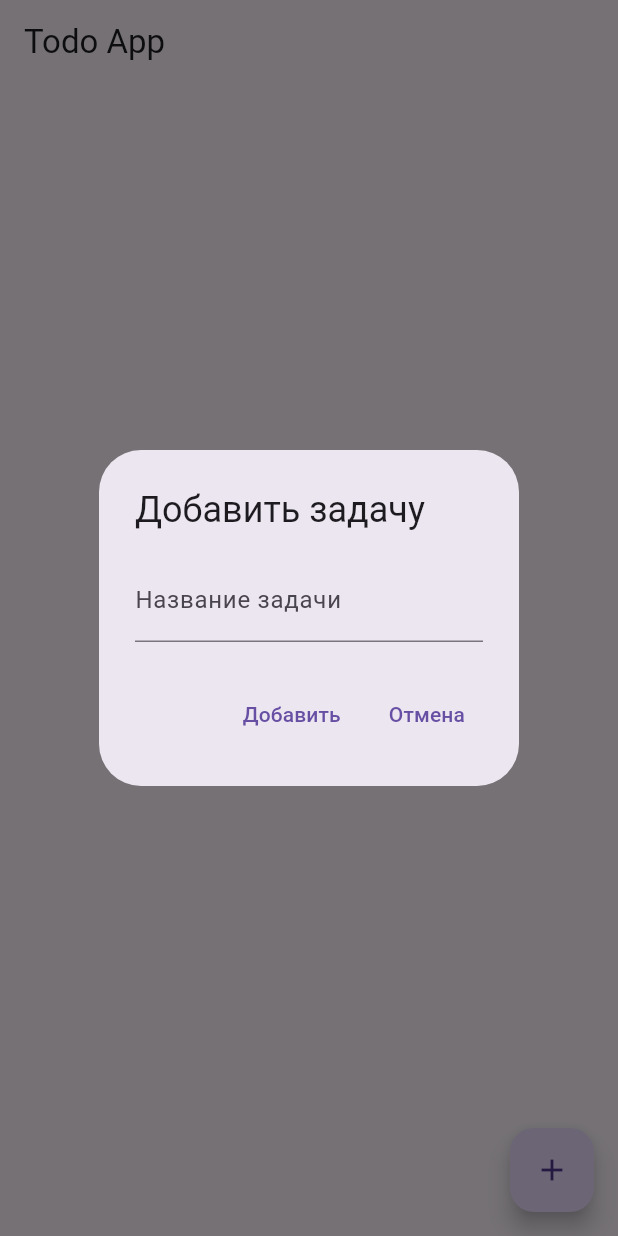
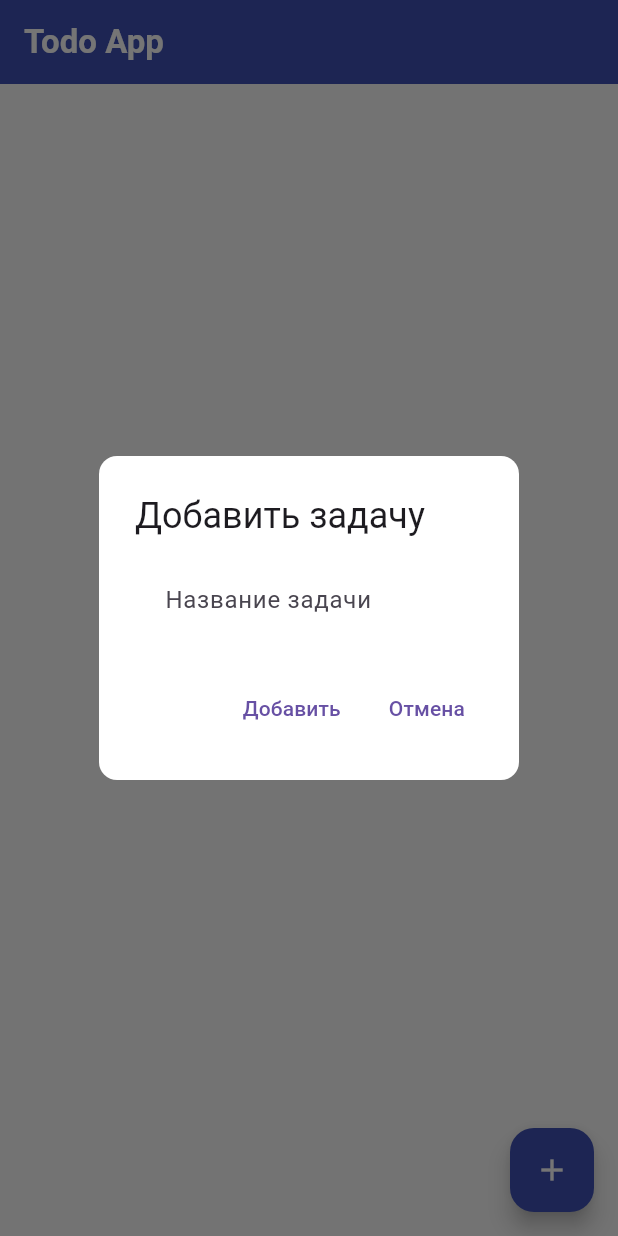
Before and after one commit to Aliya0322/flutter-project, a Flutter app: the screen it shows after launch, after a tap on the "add" icon, on a phone screen of 412 x 824 dp. Run offline on Flutter 3.47's test engine with Material 3 defaults, Android fonts, the phone set to English and light mode, and no system bars; our stand-ins replace supabase_flutter; accounts and stored records are empty.

Commit message:
init commit

```diff
--- a/lib/main.dart
+++ b/lib/main.dart
@@ -1,5 +1,6 @@
 import 'package:flutter/material.dart';
-import 'package:flutter_application_1/screens/home_screen.dart';
+import 'screens/home_screen.dart';
+import 'utils/theme.dart';
 import 'package:supabase_flutter/supabase_flutter.dart';
 import 'api/api_config.dart';
 
@@ -19,9 +20,11 @@ class MyApp extends StatelessWidget {
 
   @override
   Widget build(BuildContext context) {
-    return const MaterialApp(
+    return MaterialApp(
+      theme: AppTheme.themeData(),
       title: 'ToDo App',
       home: MyWidget(),
+      debugShowCheckedModeBanner: false,
     );
   }
 }
--- a/lib/screens/home_screen.dart
+++ b/lib/screens/home_screen.dart
@@ -37,29 +37,36 @@ class _MyWidgetState extends State<MyWidget> {
             itemBuilder: (context, index) {
               final task = tasks[index];
               final bool isDone = task['isDone'] == 1;
-              return ListTile(
+              return Card(
+                margin: EdgeInsets.all(8),
+                child: ListTile(
                   title: Text(
                     task['title'],
                     style: TextStyle(
                       decoration: isDone ? TextDecoration.lineThrough : null,
+                      color: isDone ? Colors.grey : Colors.black87,
                     ),
                   ),
                   trailing: Row(
                     mainAxisSize: MainAxisSize.min,
                     children: [
                       IconButton(
-                      icon: const Icon(Icons.delete),
+                        icon: Icon(Icons.delete, color: Colors.red),
                         onPressed: () {
                           _deleteTask(task['id']);
                         },
                       ),
                       IconButton(
-                      icon: const Icon(Icons.check),
+                        icon: Icon(
+                          isDone ? Icons.undo : Icons.check,
+                          color: isDone ? Colors.grey : Colors.green,
+                        ),
                         onPressed: () {
                           _toggleTaskDone(task['id'], !isDone);
                         },
                       ),
                     ],
+                  ),
                 ),
               );
             },
@@ -127,7 +134,6 @@ class _MyWidgetState extends State<MyWidget> {
         .from('todo')
         .insert({'title': title, 'isDone': 0});
     if (response.error != null) {
-      // Handle error
       print('Error adding task: ${response.error!.message}');
     } else {
       print('Task added successfully!');
@@ -146,7 +152,6 @@ class _MyWidgetState extends State<MyWidget> {
       print('Error deleting task: ${response.error!.message}');
     } else {
       print('Task deleted successfully!');
-      // Optionally, you can update the UI to reflect the change
       setState(() {});
     }
   }
@@ -160,7 +165,6 @@ class _MyWidgetState extends State<MyWidget> {
       print('Error toggling task done: ${response.error!.message}');
     } else {
       print('Task toggled successfully!');
-      // Optionally, you can update the UI to reflect the change
       setState(() {});
     }
   }
--- /dev/null
+++ b/lib/utils/theme.dart
@@ -0,0 +1,70 @@
+import 'package:flutter/material.dart';
+
+class AppTheme {
+  static ThemeData themeData() {
+    return ThemeData(
+      primarySwatch: Colors.indigo,
+      scaffoldBackgroundColor: Colors.grey[50],
+      appBarTheme: AppBarTheme(
+        backgroundColor: Colors.indigo,
+        elevation: 0,
+        titleTextStyle: TextStyle(
+          color: Colors.white,
+          fontSize: 22,
+          fontWeight: FontWeight.bold,
+        ),
+        iconTheme: IconThemeData(color: Colors.white),
+      ),
+      floatingActionButtonTheme: FloatingActionButtonThemeData(
+        backgroundColor: Colors.indigo,
+        foregroundColor: Colors.white,
+      ),
+      textTheme: TextTheme(
+        titleLarge: TextStyle(
+          color: Colors.black,
+          fontSize: 18,
+          fontWeight: FontWeight.bold,
+        ),
+        titleMedium: TextStyle(
+          color: Colors.black87,
+          fontSize: 16,
+        ),
+        titleSmall: TextStyle(
+          color: Colors.black54,
+          fontSize: 14,
+        ),
+      ),
+      cardTheme: CardTheme(
+        color: Colors.white,
+        elevation: 4,
+        margin: EdgeInsets.all(8),
+        shape: RoundedRectangleBorder(
+          borderRadius: BorderRadius.circular(12),
+        ),
+      ),
+      buttonTheme: ButtonThemeData(
+        buttonColor: Colors.indigo,
+        textTheme: ButtonTextTheme.primary,
+        shape: RoundedRectangleBorder(
+          borderRadius: BorderRadius.circular(8),
+        ),
+      ),
+      inputDecorationTheme: InputDecorationTheme(
+        filled: true,
+        fillColor: Colors.white,
+        border: OutlineInputBorder(
+          borderRadius: BorderRadius.circular(8),
+          borderSide: BorderSide.none,
+        ),
+        contentPadding: EdgeInsets.symmetric(horizontal: 16, vertical: 12),
+      ),
+      iconTheme: IconThemeData(color: Colors.indigo),
+      dialogTheme: DialogTheme(
+        shape: RoundedRectangleBorder(
+          borderRadius: BorderRadius.circular(12),
+        ),
+        backgroundColor: Colors.white,
+      ),
+    );
+  }
+}
```
Lines whose indentation alone changed are shown as unchanged.
